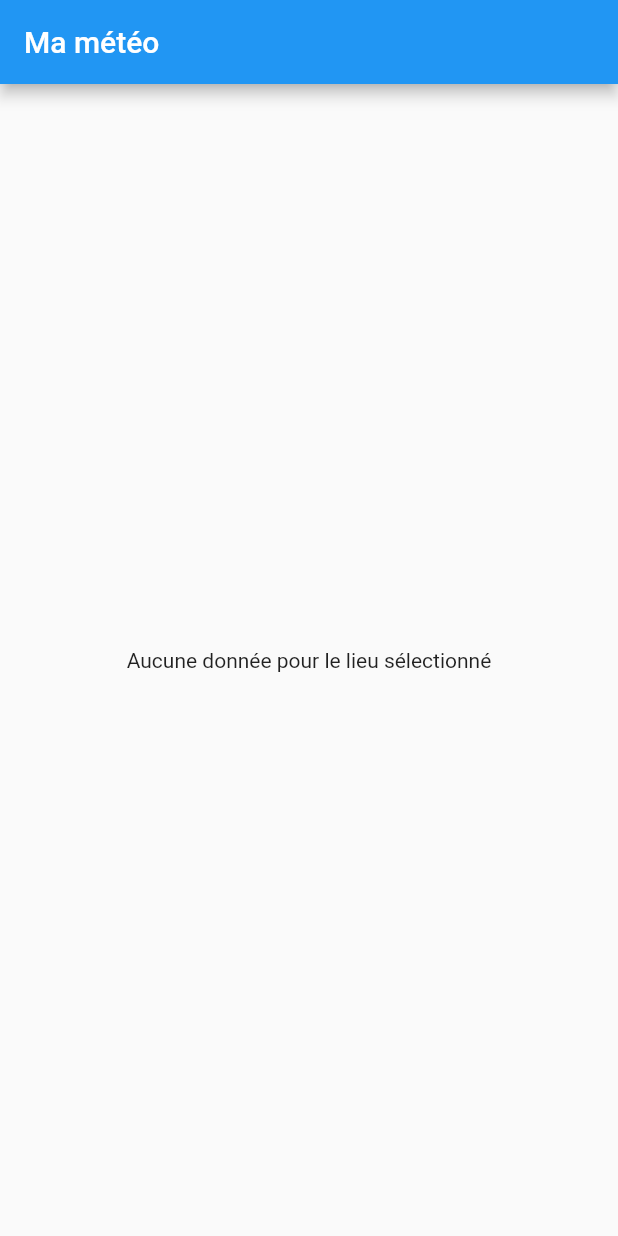
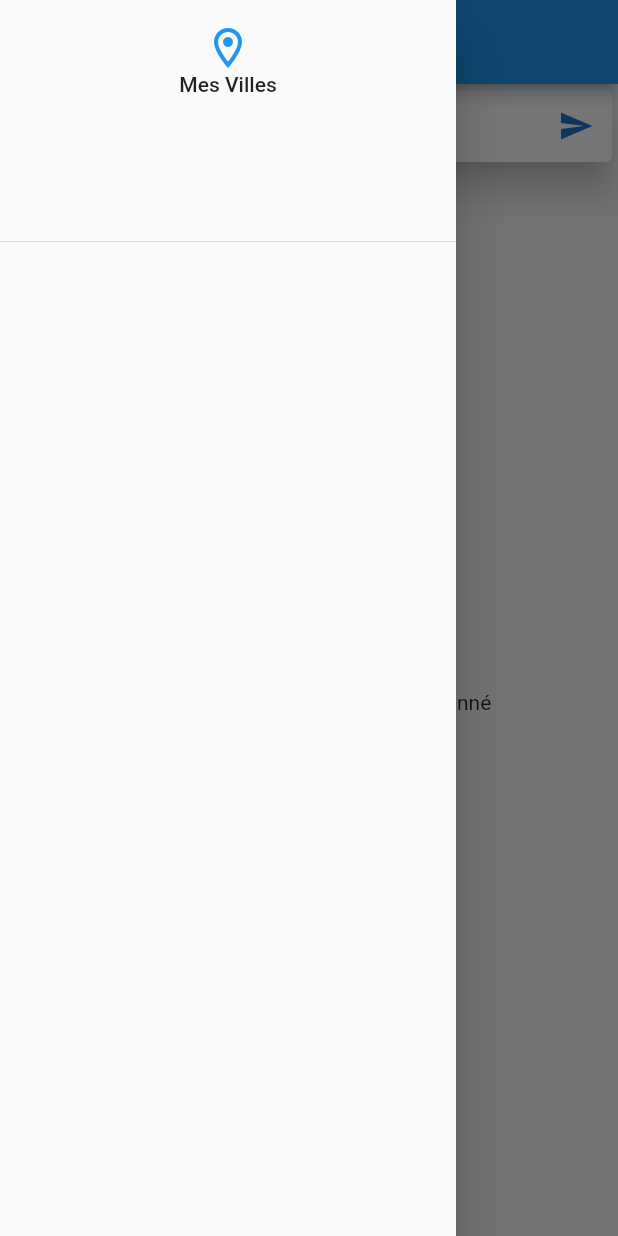
Before and after one commit to abdouwarissiboukari/ma_meteo, a Flutter app: the screen it shows after launch, with the side drawer open (before the commit the screen has no drawer), on a phone screen of 412 x 824 dp. Run offline on Flutter 3.47's test engine with Material 2 defaults, Android fonts, the light colour scheme and no system bars; our stand-ins replace geocoding, location, shared_preferences.

Commit message:
Commit n°1 from baw#mba-waris

```diff
--- /dev/null
+++ b/lib/views/AddCityView.dart
@@ -0,0 +1,36 @@
+import 'package:flutter/material.dart';
+
+class AddCityView extends StatelessWidget {
+  TextEditingController controller = TextEditingController();
+  Function(String string) onAddCity;
+
+  AddCityView({super.key, required this.onAddCity});
+
+  @override
+  Widget build(BuildContext context) {
+    return Card(
+      elevation: 10,
+      child: Row(
+        children: [
+          const SizedBox(
+            width: 20,
+          ),
+          Expanded(
+            child: TextField(
+              controller: controller,
+              decoration: const InputDecoration(
+                  hintText: "Ajouter une ville", border: InputBorder.none),
+            ),
+          ),
+          IconButton(
+            onPressed: (() => onAddCity(controller.text)),
+            icon: Icon(
+              Icons.send,
+              color: Theme.of(context).primaryColorDark,
+            ),
+          ),
+        ],
+      ),
+    );
+  }
+}
--- a/lib/views/ForecastView.dart
+++ b/lib/views/ForecastView.dart
@@ -15,12 +15,11 @@ class ForecastView extends StatelessWidget {
     List<GroupedWeather> byDay = DataConverter().byDay(response);
     return Column(
       children: [
-        CurrentWeather(forecast: response!.list.first),
+        CurrentWeather(forecast: response.list.first),
         Expanded(
-            child: ListView.separated(
+            child: ListView.builder(
                 itemBuilder: ((context, index) =>
                     DailyTileView(day: byDay[index])),
-                separatorBuilder: ((context, index) => const Divider()),
                 itemCount: byDay.length))
       ],
     );
--- /dev/null
+++ b/lib/views/MyDrawer.dart
@@ -0,0 +1,64 @@
+import 'package:flutter/material.dart';
+import 'package:ma_meteo/models/GeoPosition.dart';
+
+class MyDrawer extends StatelessWidget {
+  GeoPosition? myPosition;
+  List<String> cities;
+  Function(String) onTap;
+  Function(String String) onDetele;
+
+  MyDrawer(
+      {super.key,
+      required this.myPosition,
+      required this.cities,
+      required this.onTap,
+      required this.onDetele});
+
+  @override
+  Widget build(BuildContext context) {
+    final itemCount =
+        (myPosition == null) ? cities.length + 1 : cities.length + 2;
+    return Drawer(
+      child: ListView.separated(
+          itemBuilder: ((context, index) {
+            if (index == 0) return header(context);
+            if (index == 1 && myPosition != null)
+              return tappable(myPosition!.city, false);
+            if (myPosition == null) return tappable(cities[index - 1], true);
+            return tappable(cities[index - 2], true);
+          }),
+          separatorBuilder: ((context, index) => const Divider()),
+          itemCount: itemCount),
+    );
+  }
+
+  DrawerHeader header(BuildContext context) {
+    return DrawerHeader(
+      child: Column(
+        children: [
+          Icon(
+            Icons.location_on_outlined,
+            size: 32,
+            color: Theme.of(context).primaryColor,
+          ),
+          const Text("Mes Villes"),
+        ],
+      ),
+    );
+  }
+
+  ListTile tappable(String string, bool canDelete) {
+    return ListTile(
+      title: Text(
+        string,
+      ),
+      onTap: (() => onTap(string)),
+      trailing: (canDelete)
+          ? IconButton(
+              onPressed: (() => onDetele(string)),
+              icon: const Icon(Icons.delete),
+            )
+          : null,
+    );
+  }
+}
--- a/lib/views/home_view.dart
+++ b/lib/views/home_view.dart
@@ -4,8 +4,11 @@ import 'package:location/location.dart';
 import 'package:ma_meteo/models/APIResponse.dart';
 import 'package:ma_meteo/models/GeoPosition.dart';
 import 'package:ma_meteo/services/ApiService.dart';
+import 'package:ma_meteo/services/DataServices.dart';
 import 'package:ma_meteo/services/LocationService.dart';
+import 'package:ma_meteo/views/AddCityView.dart';
 import 'package:ma_meteo/views/ForecastView.dart';
+import 'package:ma_meteo/views/MyDrawer.dart';
 import 'package:ma_meteo/views/NoDataView.dart';
 
 class HomeView extends StatefulWidget {
@@ -15,11 +18,14 @@ class HomeView extends StatefulWidget {
 
 class HomeViewState extends State<HomeView> {
   GeoPosition? userPosition;
+  GeoPosition? positionToCall;
+  List<String> cities = [];
   APIResponse? apiResponse;
 
   @override
   void initState() {
     getUserLocation();
+    updateCities();
     super.initState();
   }
 
@@ -27,22 +33,79 @@ class HomeViewState extends State<HomeView> {
   Widget build(BuildContext context) {
     return Scaffold(
       appBar: AppBar(
-        title: Text(userPosition?.city ?? "Ma météo"),
+        title: Text(positionToCall?.city ?? "Ma météo"),
       ),
-      body: (apiResponse == null)
-          ? NoDataView()
-          : ForecastView(response: apiResponse!),
+      drawer: MyDrawer(
+        myPosition: userPosition,
+        cities: cities,
+        onTap: onTap,
+        onDetele: remoeveCity,
+      ),
+      body: Column(
+        children: [
+          AddCityView(onAddCity: onAddCity),
+          Expanded(
+              child: (apiResponse == null)
+                  ? NoDataView()
+                  : ForecastView(response: apiResponse!))
+        ],
+      ),
     );
   }
 
+// Obtenir position via le GPS
   getUserLocation() async {
     final loc = await LocationService().getCity();
     if (loc != null) {
       setState(() {
         userPosition = loc;
+        positionToCall = loc;
       });
-      apiResponse = await ApiService().callApi(userPosition!);
-      setState(() {});
+      callApi();
     }
   }
+
+  // CallApi
+  callApi() async {
+    if (positionToCall == null) return;
+
+    apiResponse = await ApiService().callApi(positionToCall!);
+    setState(() {});
+  }
+
+// Nouvelle ville
+  onTap(String string) async {
+    Navigator.of(context).pop();
+    removeKeyboard();
+    if (string == userPosition?.city) {
+      positionToCall = userPosition;
+      callApi();
+    } else {
+      positionToCall = await LocationService().getCoordsFromCity(string);
+      callApi();
+    }
+  }
+
+  removeKeyboard() {
+    FocusScope.of(context).requestFocus(FocusNode());
+  }
+
+// Ajouter une nouvelle ville
+  onAddCity(String string) async {
+    if (string.isNotEmpty) {
+      DataServices().addCity(string).then((onSuccess) => updateCities());
+      removeKeyboard();
+    }
+  }
+
+  // Supprimer une ville
+  remoeveCity(String string) async {
+    DataServices().removeCity(string).then((onSuccess) => updateCities());
+  }
+
+  //Mettre a jour les ville
+  updateCities() async {
+    cities = await DataServices().getCities();
+    setState(() {});
+  }
 }
```
Also changed, not shown: lib/services/DataServices.dart (added, +34 -0 lines), lib/views/DailyTileView.dart (+10 -6 lines), 6 other files.
